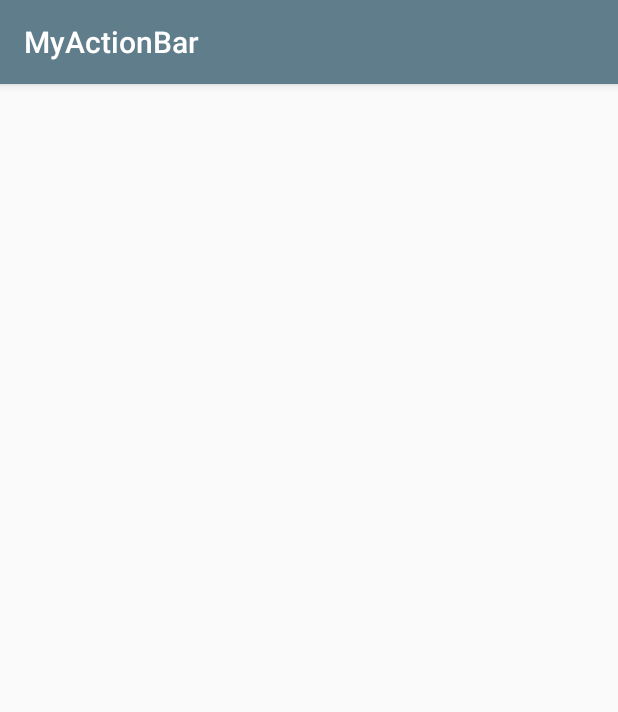
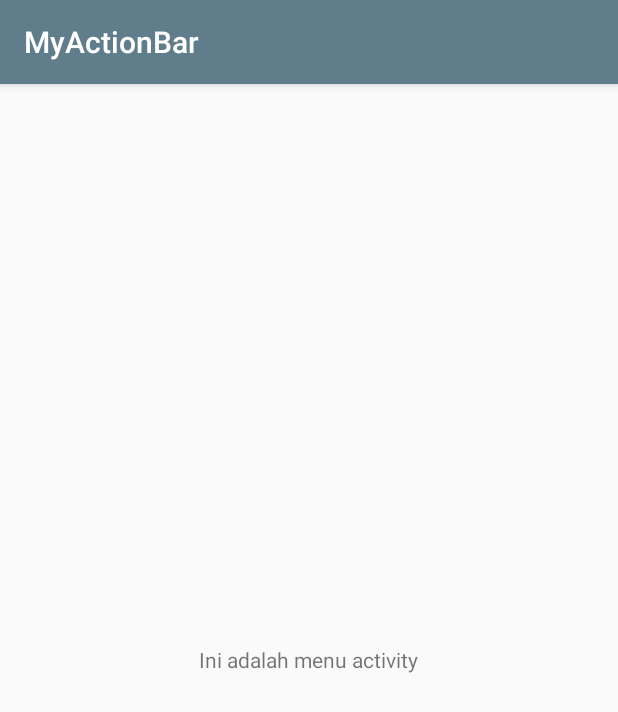
Before and after one commit to AbiePerdanaKusuma1054/TAM, an Android app: the MenuActivity screen opened directly, with no data from a screen before it, on a phone screen of 412 x 824 dp. Shown: the top 712 px of the screen. Run offline under Robolectric (Android 15) with nearby library versions, the phone set to English and light mode, and no system bars.

Commit message:
ActionBar

```diff
--- a/MyActionBar/app/src/main/java/com/example/myactionbar/MenuActivity.java
+++ b/MyActionBar/app/src/main/java/com/example/myactionbar/MenuActivity.java
@@ -19,7 +19,7 @@ public class MenuActivity extends AppCompatActivity {
     @Override
     protected void onCreate(Bundle savedInstanceState) {
         super.onCreate(savedInstanceState);
-        setContentView(R.layout.activity_main);
+        setContentView(R.layout.activity_menu);
     }
 
 }
--- a/MyActionBar/app/src/main/res/layout/activity_main.xml
+++ b/MyActionBar/app/src/main/res/layout/activity_main.xml
@@ -2,11 +2,12 @@
 <androidx.constraintlayout.widget.ConstraintLayout xmlns:android="http://schemas.android.com/apk/res/android"
     xmlns:app="http://schemas.android.com/apk/res-auto"
     xmlns:tools="http://schemas.android.com/tools"
+    android:id="@+id/activity_main"
     android:layout_width="match_parent"
     android:layout_height="match_parent"
     tools:context=".MainActivity">
 
-    <TextView
+    <FrameLayout
         android:layout_width="match_parent"
         android:layout_height="match_parent"
         android:id="@+id/fragment_container"/>
--- a/MyActionBar/app/src/main/res/layout/activity_menu.xml
+++ b/MyActionBar/app/src/main/res/layout/activity_menu.xml
@@ -2,6 +2,7 @@
 <RelativeLayout xmlns:android="http://schemas.android.com/apk/res/android"
     xmlns:app="http://schemas.android.com/apk/res-auto"
     xmlns:tools="http://schemas.android.com/tools"
+    android:id="@+id/activity_menu"
     android:layout_width="match_parent"
     android:layout_height="match_parent"
     tools:context=".MenuActivity">
--- a/MyActionBar/app/src/main/res/layout/fragment_menu.xml
+++ b/MyActionBar/app/src/main/res/layout/fragment_menu.xml
@@ -5,7 +5,6 @@
     android:layout_height="match_parent"
     tools:context=".MenuFragment">
 
-    <!-- TODO: Update blank fragment layout -->
     <TextView
         android:layout_width="wrap_content"
         android:layout_height="wrap_content"
--- a/MyActionBar/app/src/main/res/menu/options_menu.xml
+++ b/MyActionBar/app/src/main/res/menu/options_menu.xml
@@ -6,12 +6,12 @@
         android:icon="@drawable/ic_search_white_24dp"
         app:showAsAction="collapseActionView|ifRoom"
         app:actionViewClass="android.widget.SearchView"/>
+
     <group android:menuCategory="container">
         <item android:id="@+id/menu1"
             android:title="@string/menu_1"
             android:icon="@drawable/ic_announcement_white_24dp"
             app:showAsAction="always"/>
-
         <item android:id="@+id/menu2"
             android:title="@string/menu_2"/>
     </group>
--- a/MyActionBar/app/src/main/res/values/strings.xml
+++ b/MyActionBar/app/src/main/res/values/strings.xml
@@ -4,7 +4,7 @@
     <string name="this_activity">Ini adalah menu activity</string>
     <string name="this_fragment">Ini adalah menu fragment</string>
     <string name="search">Search</string>
-    <string name="menu_1">menu 1</string>
-    <string name="menu_2">menu 2</string>
+    <string name="menu_1">Menu 1</string>
+    <string name="menu_2">Menu 2</string>
     <string name="search_hint">Masukkan kata</string>
 </resources>
```
